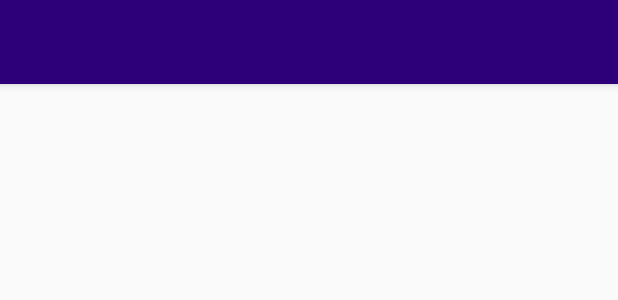
After one commit to giladstern/panoptic, an Android app: the layout my_toolbar.xml on its own in the app's theme, with its tools: preview values and no code run, on a phone screen of 412 x 824 dp. The commit adds this screen. Shown: the top 300 px of the screen. Run offline under Robolectric (Android 15) with nearby library versions, the phone set to English and light mode, and no system bars.

Commit message:
Creating custom toolbar

```diff
--- a/app/build.gradle
+++ b/app/build.gradle
@@ -5,7 +5,7 @@ android {
     buildToolsVersion "24.0.2"
     defaultConfig {
         applicationId "com.example.gilad.panoptic"
-        minSdkVersion 18
+        minSdkVersion 21
         targetSdkVersion 24
         versionCode 1
         versionName "1.0"
@@ -17,10 +17,12 @@ android {
             proguardFiles getDefaultProguardFile('proguard-android.txt'), 'proguard-rules.pro'
         }
     }
+    productFlavors {
+    }
 }
 
 dependencies {
-    compile fileTree(dir: 'libs', include: ['*.jar'])
+    compile fileTree(include: ['*.jar'], dir: 'libs')
     androidTestCompile('com.android.support.test.espresso:espresso-core:2.2.2', {
         exclude group: 'com.android.support', module: 'support-annotations'
     })
--- a/app/src/main/AndroidManifest.xml
+++ b/app/src/main/AndroidManifest.xml
@@ -9,7 +9,7 @@
             android:icon="@drawable/panoptic_app_icon"
             android:label="@string/app_name"
             android:supportsRtl="true"
-            android:theme="@style/AppTheme">
+            android:theme="@style/AppThemeNoActionBar">
         <activity android:name=".MainActivity">
             <intent-filter>
                 <action android:name="android.intent.action.MAIN"/>
--- a/app/src/main/java/com/example/gilad/panoptic/MainActivity.java
+++ b/app/src/main/java/com/example/gilad/panoptic/MainActivity.java
@@ -4,11 +4,12 @@ import android.app.Activity;
 import android.content.Intent;
 import android.os.Bundle;
 import android.os.Handler;
+import android.support.v7.app.AppCompatActivity;
 
-    public class MainActivity extends Activity {
+public class MainActivity extends AppCompatActivity {
 
         /** Duration of wait **/
-        private final int SPLASH_DISPLAY_LENGTH = 9000;
+        private final int SPLASH_DISPLAY_LENGTH = 6000;
 
         /** Called when the activity is first created. */
         @Override
--- a/app/src/main/res/layout/activity_main.xml
+++ b/app/src/main/res/layout/activity_main.xml
@@ -4,6 +4,7 @@
     android:layout_height="fill_parent">
 
     <ImageView
+        android:theme="@style/AppThemeNoActionBar"
         android:id="@+id/splashscreen"
         android:layout_width="fill_parent"
         android:layout_height="fill_parent"
--- /dev/null
+++ b/app/src/main/res/layout/my_toolbar.xml
@@ -0,0 +1,26 @@
+<?xml version="1.0" encoding="utf-8"?>
+<LinearLayout xmlns:android="http://schemas.android.com/apk/res/android"
+    xmlns:app="http://schemas.android.com/apk/res-auto"
+    android:orientation="vertical"
+    android:layout_width="match_parent"
+    android:layout_height="match_parent">
+
+    <android.support.v7.widget.Toolbar
+        android:id="@+id/my_toolbar"
+        android:layout_width="match_parent"
+        android:layout_height="?attr/actionBarSize"
+        android:background="?attr/colorPrimary"
+        android:elevation="4dp"
+        android:theme="@style/ThemeOverlay.AppCompat.ActionBar"
+        app:popupTheme="@style/ThemeOverlay.AppCompat.Light"
+        android:gravity="center_vertical|start"
+        >
+
+        <android.support.v7.widget.ActionMenuView
+            android:id="@+id/amvMenu"
+            android:layout_width="match_parent"
+            android:layout_height="?attr/actionBarSize"/>
+
+    </android.support.v7.widget.Toolbar>
+
+</LinearLayout>
--- a/app/src/main/res/values/colors.xml
+++ b/app/src/main/res/values/colors.xml
@@ -4,4 +4,7 @@
     <color name="colorPrimaryDark">#303F9F</color>
     <color name="colorAccent">#FF4081</color>
     <color name="white">#FFFFFF</color>
+    <color name="blue">#2D0079</color>
+    <color name="yellow">#FCD502</color>
+    <color name="dark_blue">#1F005B</color>
 </resources>
--- a/app/src/main/res/values/strings.xml
+++ b/app/src/main/res/values/strings.xml
@@ -1,3 +1,5 @@
 <resources>
-    <string name="app_name">Panoptic</string>
+    <string name="app_name">panoptic</string>
+    <string name="eye_icon">Icon</string>
+    <string name="action_search">Search</string>
 </resources>
--- a/app/src/main/res/values/styles.xml
+++ b/app/src/main/res/values/styles.xml
@@ -1,11 +1,17 @@
 <resources>
 
     <!-- Base application theme. -->
-    <style name="AppTheme" parent="Theme.AppCompat.Light.DarkActionBar">
-        <!-- Customize your theme here. -->
-        <item name="colorPrimary">@color/colorPrimary</item>
-        <item name="colorPrimaryDark">@color/colorPrimaryDark</item>
-        <item name="colorAccent">@color/colorAccent</item>
+    <style name="AppThemeNoActionBar" parent="@style/Theme.AppCompat.Light.NoActionBar">
+        <item name="colorPrimary">@color/blue</item>
+        <item name="colorPrimaryDark">@color/dark_blue</item>
+        <item name="colorAccent">@color/yellow</item>
+        <item name="android:actionMenuTextColor">@color/white</item>
+        <item name="android:textColor">@color/white</item>
+        <item name="android:itemTextAppearance">@color/white</item>
+        <item name="android:textColorPrimary">@color/white</item>
+        <item name="android:textColorSecondary">@color/white</item>
+        <item name="android:editTextColor">@android:color/white</item>
+        <item name="android:textColorHint">@android:color/white</item>
     </style>
 
 </resources>
```
Also changed, not shown: app/src/main/java/com/example/gilad/panoptic/Test.java (+66 -0 lines), app/src/main/res/layout/activity_test.xml (+12 -2 lines), app/src/main/res/menu/custom_menu.xml (added, +19 -0 lines).
